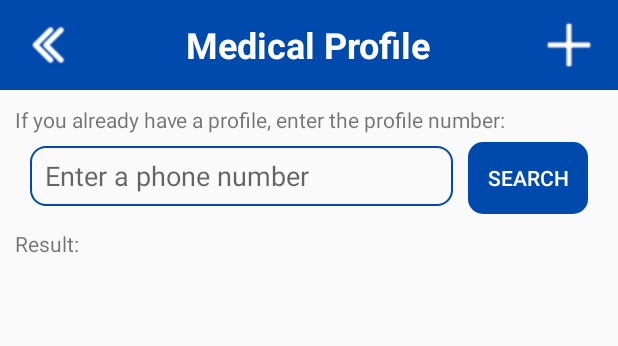
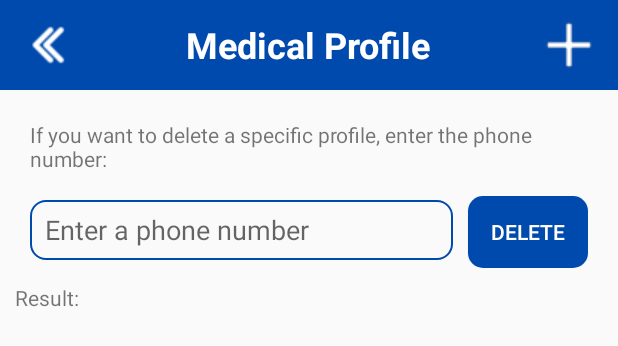
Before and after one commit to NguyenTrung3102/iHealth_Droid, an Android app built with Jetpack Compose: the layout medical_profile_layout.xml on its own in the app's theme, with its tools: preview values and no code run, on a phone screen of 412 x 824 dp. Shown: the top 346 px of the screen. Run offline under Robolectric (Android 15) with nearby library versions, the phone set to English and light mode, and no system bars.

Commit message:
add Delete Profile function

```diff
--- a/app/src/main/res/layout/medical_profile_layout.xml
+++ b/app/src/main/res/layout/medical_profile_layout.xml
@@ -50,10 +50,11 @@
             android:id="@+id/tv_search_profile"
             android:layout_width="match_parent"
             android:layout_height="wrap_content"
+            android:layout_marginLeft="10dp"
             android:layout_marginTop="10dp"
             android:layout_marginBottom="5dp"
-            android:layout_marginLeft="10dp"
-            android:text="If you already have a profile, enter the profile number:" />
+            android:padding="10dp"
+            android:text="@string/profile_delete_guide" />
 
 
         <LinearLayout
@@ -64,25 +65,25 @@
             android:layout_marginRight="20dp">
 
             <EditText
-                android:id="@+id/edit_tv_search_profile"
+                android:id="@+id/edit_tv_delete_profile"
                 android:layout_width="match_parent"
                 android:layout_height="40dp"
                 android:layout_marginRight="10dp"
                 android:layout_weight="10"
                 android:background="@drawable/border_background"
                 android:ems="10"
-                android:hint="Enter a phone number"
+                android:hint="@string/profile_delete_phone_hint"
                 android:inputType="text"
                 android:paddingLeft="10dp" />
 
             <Button
-                android:id="@+id/btn_search_profile"
+                android:id="@+id/btn_delete_profile"
                 android:layout_width="wrap_content"
                 android:layout_height="wrap_content"
+                android:layout_weight="1"
                 android:background="@drawable/rounded_button"
-                android:layout_weight="1"
-                android:textColor="@color/white"
-                android:text="Search" />
+                android:text="@string/profile_delete_btn_label"
+                android:textColor="@color/white" />
 
         </LinearLayout>
 
--- a/app/src/main/res/layout/signin_layout.xml
+++ b/app/src/main/res/layout/signin_layout.xml
@@ -16,9 +16,9 @@
             android:id="@+id/textView7"
             android:layout_width="wrap_content"
             android:layout_height="wrap_content"
-            android:layout_weight="4.0"
+            android:layout_weight="8.0"
             android:text="@string/app_name"
-            android:textSize="20sp"
+            android:textSize="34sp"
             android:textStyle="bold" />
 
         <ImageButton
--- a/app/src/main/res/values/strings.xml
+++ b/app/src/main/res/values/strings.xml
@@ -39,4 +39,11 @@
     <string name="date_of_birth">Date of birth:</string>
     <string name="phone_num">Phone:</string>
     <string name="province">Province:</string>
+    <string name="profile_delete_guide">If you want to delete a specific profile, enter the phone number:</string>
+    <string name="profile_delete_btn_label">Delete</string>
+    <string name="profile_delete_phone_hint">Enter a phone number</string>
+    <string name="toast_phone_number_exist">This phone number is already used!</string>
+    <string name="toast_profile_created">Profile created successfully!</string>
+    <string name="toast_profile_deleted">Profile deleted successfully!</string>
+    <string name="toast_profile_delete_failed">Can\'t delete profile!</string>
 </resources>
```
Also changed, not shown: app/src/main/java/com/example/ihealthdroid/CreateProfileActivity.kt (+11 -2 lines), app/src/main/java/com/example/ihealthdroid/MedicalProfileActivity.kt (+30 -0 lines), 1 other file.
